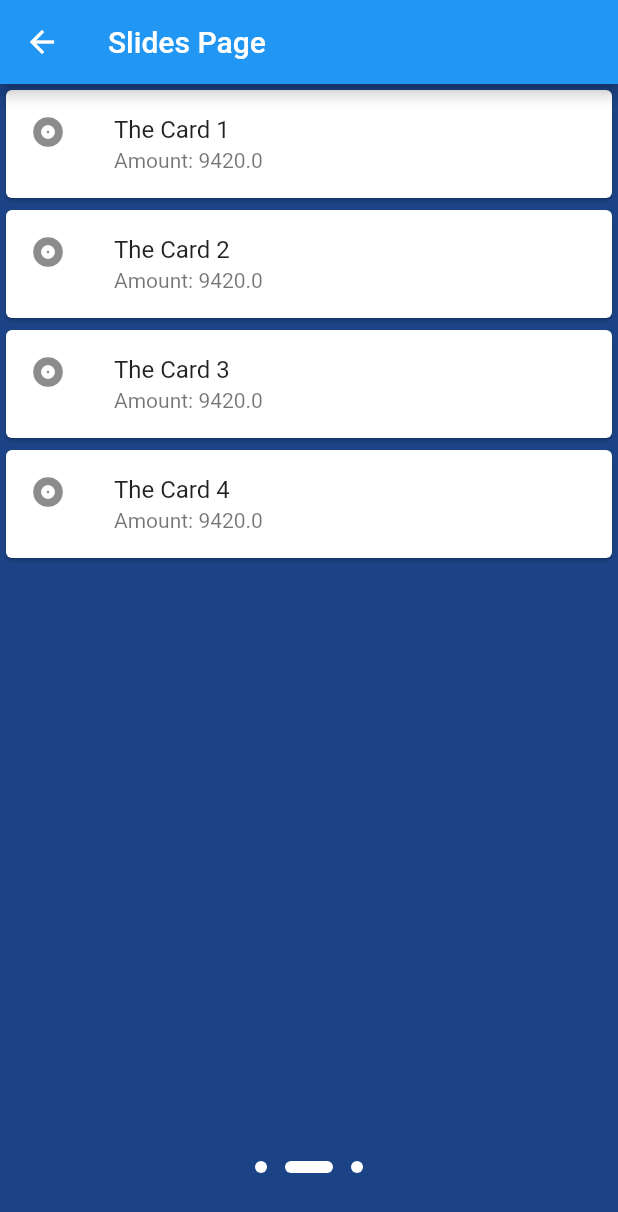
After one commit to zzpmaster/flutter_3d_card, a Flutter app: the SlidesPage screen opened directly, swiped to page 2, on a phone screen of 412 x 824 dp. The commit adds this screen. Shown: the top 1212 px of the screen. Run offline on Flutter 3.47's test engine with Material 2 defaults, Android fonts, the light colour scheme and no system bars.

Commit message:
update animation

```diff
--- a/lib/animation_list.dart
+++ b/lib/animation_list.dart
@@ -1,6 +1,7 @@
 import 'package:flutter/material.dart';
 
 import 'card_box.dart';
+import 'slides_page.dart';
 
 class AnimationList extends StatelessWidget {
   const AnimationList({Key? key}) : super(key: key);
@@ -23,10 +24,10 @@ class AnimationList extends StatelessWidget {
           padding: const EdgeInsets.only(top: 20),
           child: ElevatedButton(
             onPressed: () {
-              Navigator.of(context).push(
-                  MaterialPageRoute(builder: (context) => const CardBox()));
+              Navigator.of(context)
+                  .push(MaterialPageRoute(builder: (context) => SlidesPage()));
             },
-            child: const Text('3D Card'),
+            child: const Text('Slides'),
           ),
         )
       ]),
--- /dev/null
+++ b/lib/dots_indicator.dart
@@ -0,0 +1,52 @@
+import 'dart:math';
+
+import 'package:flutter/material.dart';
+
+class DotsIndicator extends AnimatedWidget {
+  const DotsIndicator(
+      {Key? key,
+      required this.controller,
+      required this.itemCount,
+      this.color = Colors.white})
+      : super(key: key, listenable: controller);
+
+  final PageController controller;
+  final int itemCount;
+  final Color color;
+
+  static const double _dotSize = 8.0;
+  static const double _dotBox = 32;
+
+  @override
+  Widget build(BuildContext context) {
+    return Row(
+      mainAxisAlignment: MainAxisAlignment.center,
+      children: List.generate(
+        itemCount,
+        (index) => buildDoc(index),
+      ),
+    );
+  }
+
+  Widget buildDoc(int index) {
+    double offset = Curves.linear.transform(
+      max(
+        0.0,
+        1.0 - ((controller.page ?? controller.initialPage) - index).abs(),
+      ),
+    );
+    double zoom = 1.0 + (_dotBox / _dotSize - 1.0) * offset;
+    return SizedBox(
+        width: _dotBox,
+        height: _dotBox,
+        child: Center(
+          child: Material(
+              color: color,
+              borderRadius: BorderRadius.circular(10),
+              child: SizedBox(
+                width: _dotSize * zoom,
+                height: _dotSize,
+              )),
+        ));
+  }
+}
--- /dev/null
+++ b/lib/slide_widget.dart
@@ -0,0 +1,116 @@
+import 'package:flutter/material.dart';
+import 'dart:math' as math;
+
+import 'package:flutter_3d_card/slides_page.dart';
+
+class SlideWidget extends StatefulWidget {
+  SlideWidget(
+      {Key? key, required this.title, required this.type, required this.data})
+      : super(key: key);
+  final String title;
+  final int type;
+  final List<CardItem> data;
+  @override
+  State<SlideWidget> createState() => SlideWidgetState();
+}
+
+class SlideWidgetState extends State<SlideWidget> {
+  final Color r =
+      Color((math.Random().nextDouble() * 0xFFFFFF).toInt()).withOpacity(1.0);
+
+  @override
+  Widget build(BuildContext context) {
+    return Container(
+      width: 100,
+      height: 200,
+      color: r,
+      child: ListView.builder(
+          itemCount: widget.data.length,
+          itemBuilder: ((context, index) {
+            return GestureDetector(
+              onLongPress: () {
+                print(111);
+              },
+              child: ShakeWidget(
+                child: Card(
+                  child: ListTile(
+                    leading: const Icon(Icons.album),
+                    title: Text('The ${widget.data[index].title}'),
+                    subtitle: Text('Amount: ${widget.data[index].amount}'),
+                  ),
+                ),
+              ),
+            );
+          })),
+    );
+  }
+}
+
+class ShakeWidget extends StatefulWidget {
+  ShakeWidget({Key? key, required this.child}) : super(key: key);
+
+  final Widget child;
+
+  @override
+  State<ShakeWidget> createState() => _ShakeWidgetState();
+}
+
+class _ShakeWidgetState extends State<ShakeWidget>
+    with SingleTickerProviderStateMixin {
+  late final AnimationController animationController;
+
+  @override
+  void initState() {
+    super.initState();
+    animationController = AnimationController(
+      vsync: this,
+      duration: const Duration(milliseconds: 600),
+    );
+    animationController.addStatusListener(_updateStatus);
+    shake();
+  }
+
+  void _updateStatus(AnimationStatus status) {
+    if (status == AnimationStatus.completed) {
+      animationController.reset();
+      animationController.forward();
+    }
+  }
+
+  void shake() {
+    animationController.forward();
+  }
+
+  @override
+  void dispose() {
+    animationController.dispose();
+    animationController.removeStatusListener(_updateStatus);
+    super.dispose();
+  }
+
+  @override
+  Widget build(BuildContext context) {
+    return AnimatedBuilder(
+      animation: animationController,
+      builder: (context, child) {
+        final sineValue = math.sin(math.pi * 4 * animationController.value);
+        // return Transform(
+        //   // offset: Offset(sineValue * 10, 0),
+        //   transform: Matrix4.identity()..setRotationY(100 * sineValue),
+        //   child: child,
+        // );
+        // return Transform.translate(
+        //   offset: Offset(sineValue * 10, 0),
+        //   // transform: Matrix4.identity()..setRotationY(100 * sineValue),
+        //   child: child,
+        // );
+        return Transform.rotate(
+          angle: sineValue / 50,
+          // transform: Matrix4.identity()..setRotationY(100 * sineValue),
+          child: child,
+        );
+      },
+      child: widget.child,
+    );
+  }
+}
--- /dev/null
+++ b/lib/slides_page.dart
@@ -0,0 +1,81 @@
+import 'package:flutter/material.dart';
+import 'package:flutter_3d_card/slide_widget.dart';
+import 'dart:math' as math;
+import 'dots_indicator.dart';
+
+class SlidesPage extends StatefulWidget {
+  const SlidesPage({Key? key}) : super(key: key);
+
+  @override
+  State<SlidesPage> createState() => _SlidesPageState();
+}
+
+class _SlidesPageState extends State<SlidesPage> {
+  final controller = PageController(initialPage: 0);
+
+  late List<CardItem> data;
+  late List<Widget> widgets;
+
+  @override
+  void initState() {
+    super.initState();
+    data = List.generate(
+        4,
+        (index) => CardItem(
+            id: index + 1,
+            title: 'Card ${index + 1}',
+            type: math.Random().nextInt(3) + 1,
+            amount: math.Random().nextInt(10000) * 1));
+    controller.addListener(() {
+      // controller.page.round()
+    });
+
+    widgets = List.generate(
+        3,
+        (index) => SlideWidget(
+            type: index + 1,
+            title: 'Slide $index',
+            data:
+                data.where((element) => element.type == (index + 1)).toList()));
+  }
+
+  @override
+  void dispose() {
+    super.dispose();
+    controller.dispose();
+  }
+
+  @override
+  Widget build(BuildContext context) {
+    return Scaffold(
+      appBar: AppBar(title: const Text('Slides Page')),
+      body: Stack(
+        children: [
+          PageView(controller: controller, children: widgets),
+          Positioned(
+            bottom: 30.0,
+            left: 0.0,
+            right: 0.0,
+            child: DotsIndicator(
+              controller: controller,
+              itemCount: 3,
+            ),
+          )
+        ],
+      ),
+    );
+  }
+}
+
+class CardItem {
+  int id;
+  String title;
+  double amount;
+  int type;
+
+  CardItem(
+      {required this.id,
+      required this.title,
+      required this.amount,
+      required this.type});
+}
```
